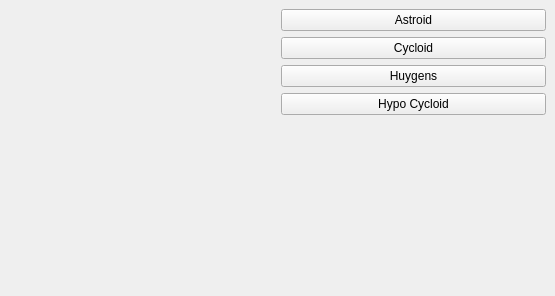
Before: the Qt Designer form mainwindow.ui in Naugrim01/QtCurvesCPP, drawn with Qt 5.
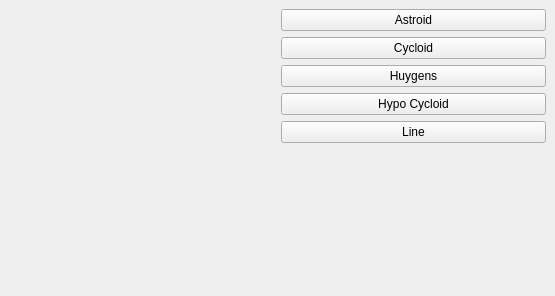
After: the same form once the commit is applied. Custom widgets are drawn as their Qt base class.

Commit message: add rendering line

Diff of the .ui file:
```diff
--- a/mainwindow.ui
+++ b/mainwindow.ui
@@ -50,6 +50,13 @@
           </property>
          </widget>
         </item>
+        <item>
+         <widget class="QPushButton" name="btnLine">
+          <property name="text">
+           <string>Line</string>
+          </property>
+         </widget>
+        </item>
         <item>
          <spacer name="verticalSpacer">
           <property name="orientation">
```
The commit also changes 4 other files.
